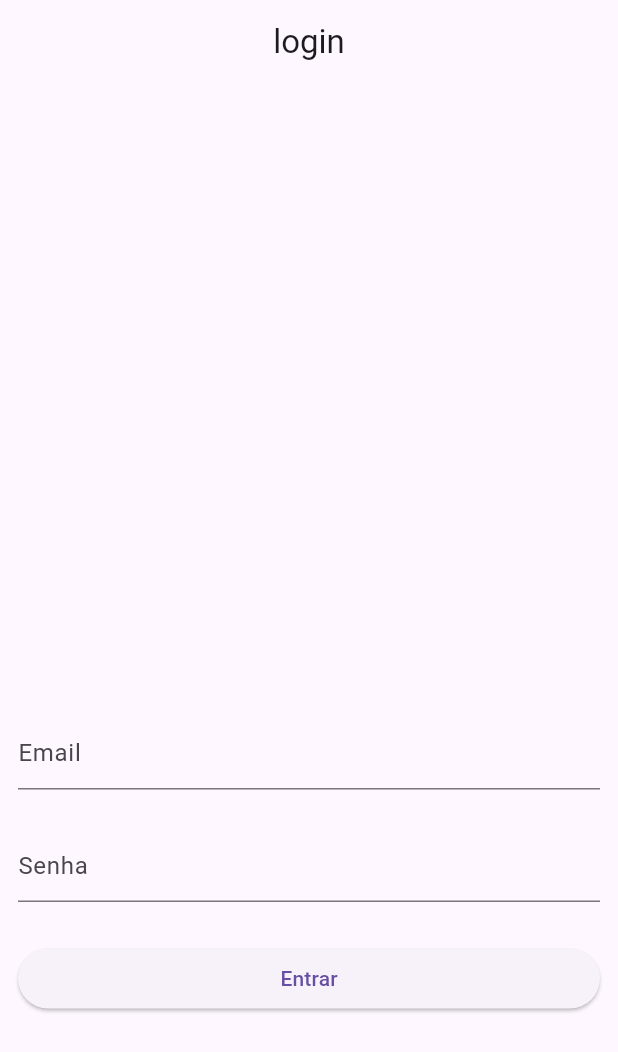
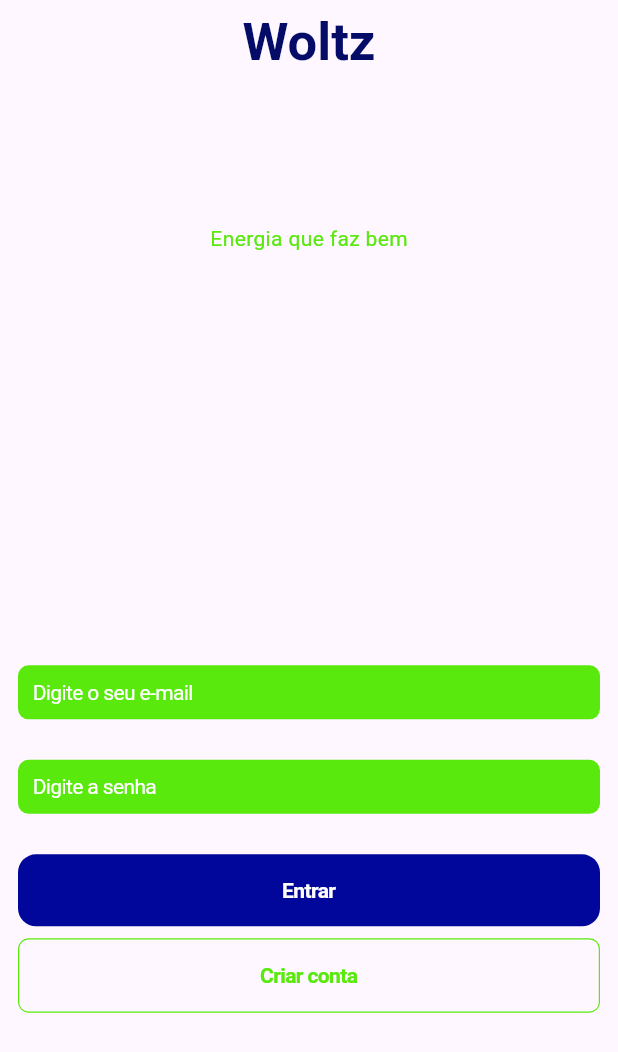
Before and after one commit to Richard-Farias/flutter_teste_demo, a Flutter app: the screen it shows after launch, on a phone screen of 412 x 824 dp. Shown: the top 1052 px of the screen. Run offline on Flutter 3.47's test engine with Material 3 defaults, Android fonts, the phone set to English and light mode, and no system bars; our stand-ins replace get.

Commit message:
Personalização dos botões de tela de login

```diff
--- a/lib/login/login.view.dart
+++ b/lib/login/login.view.dart
@@ -1,7 +1,9 @@
+import 'package:flutter/cupertino.dart';
 import 'package:flutter/material.dart';
 import 'package:get/get.dart';
 import 'package:get/route_manager.dart';
 import 'package:myapp/login/loginView.controller.dart';
+import 'package:myapp/login/widget/criarContaButton.widget.dart';
 import 'package:myapp/login/widget/emailField.widget.dart';
 import 'package:myapp/login/widget/loginButton.widget.dart';
 import 'package:myapp/login/widget/passwordField.widget.dart';
@@ -12,8 +14,27 @@ class loginView extends GetView <LoginController> {
   @override
   Widget build(BuildContext context) {
     return Scaffold(
-      appBar: AppBar(title: const Center(child: Text('login')),),
+      extendBodyBehindAppBar: true, // teste
+      appBar: AppBar(title: const Center(child:
+      Text('Woltz',
+      style: TextStyle(fontSize: 35,fontWeight: FontWeight.bold,color:Color.fromARGB(255, 4, 12, 104)),
+      ),
+       // appBar: AppBar(title: const Center(child: Image(image: NetworkImage(
+      //    "https://cdldivinopolis.com.br/imagens/1318/woltz-economia-de-energia_2552022150590.jpg"
+
+       // ),
+      //    width:40,
+    //    ),
+
+        ),
+
+        elevation: 0,
+        backgroundColor: Colors.transparent,
+
+      ),
+
       body: _body(),
+     //body: bodyTeste(),
     );
   }
 
@@ -23,6 +44,15 @@ class loginView extends GetView <LoginController> {
         shrinkWrap: true,
         padding: const EdgeInsets.all(12),
         children: [
+            Center(
+               child: Text(
+                'Energia que faz bem',
+                style: TextStyle(
+                  color: Color.fromARGB(255, 89, 233, 12),
+                  fontSize: 14,
+                ),
+              ),
+            ),
             SizedBox(
               height: Get.height /3,
             ),
@@ -30,9 +60,38 @@ class loginView extends GetView <LoginController> {
            SizedBox(height: 27,),
            passwordField(),
            SizedBox(height: 27,),
-           LoginButton()
+           LoginButton(),
+           SizedBox(height:8),
+           CriarContaButton()
            ],
+
       ),
     );
   }
+
+
+  bodyTeste(){
+    return Container(
+      decoration: const BoxDecoration(
+        gradient: LinearGradient(
+        colors: [ Color.fromARGB(255, 63, 226, 9),
+        Color.fromARGB(255, 141, 240, 153)],
+        ),
+      ),
+      child: const Column(
+        children: [
+          SizedBox(height: 30,),
+          Text(
+            "Não tem Cadastro? Clique aqui!",
+            style: TextStyle(
+              color: Colors.white
+            ),
+          )
+        ],
+      ),
+
+
+
+    );
+  }
 }
--- a/lib/login/loginView.controller.dart
+++ b/lib/login/loginView.controller.dart
@@ -2,6 +2,7 @@ import 'package:flutter/material.dart';
 import 'package:get/get.dart';
 import 'package:myapp/User_List.dart';
 import 'package:myapp/home/home.view.dart';
+import 'package:myapp/main.dart';
 import 'package:myapp/model/user.model.dart';
 
 
@@ -14,8 +15,8 @@ class LoginController extends GetxController {
   final RxList <User> userList = RxList();
     void onInit(){
       super.onInit();
-      userList.add(User('Riri','123'));
-      userList.add(User('Roro','1234'));
+      userList.add(User('user1','123'));
+      userList.add(User('user2','1234'));
 
   }
 
@@ -54,8 +55,8 @@ class LoginController extends GetxController {
   // }
 
   void login(){
-   Get.to(HomeView());
-  }
+      Get.to(HomeView());
+    }
 
   void error (String error){
     print(error);
--- /dev/null
+++ b/lib/login/widget/criarContaButton.widget.dart
@@ -0,0 +1,30 @@
+import 'package:flutter/cupertino.dart';
+import 'package:flutter/material.dart';
+import 'package:flutter/src/widgets/framework.dart';
+import 'package:get/get_state_manager/src/simple/get_view.dart';
+import 'package:myapp/login/loginView.controller.dart';
+
+class CriarContaButton extends GetView <LoginController>{
+  const CriarContaButton({super.key});
+
+  @override
+  Widget build(BuildContext context) {
+    return Container(
+        width: double.infinity,
+        decoration: BoxDecoration(border: Border.all(color: Color.fromARGB(255, 89, 233, 12),width: 0.8),
+        borderRadius: BorderRadius.circular(7),
+        ),
+
+        child: CupertinoButton(
+          onPressed: () {  },
+          child: const Text("Criar conta",
+          style: TextStyle(color:Color.fromARGB(255, 89, 233, 12),
+          fontSize: 14,
+          fontWeight: FontWeight.w600),
+      ),
+
+      ),
+    );
+  }
+
+}
--- a/lib/login/widget/emailField.widget.dart
+++ b/lib/login/widget/emailField.widget.dart
@@ -1,3 +1,4 @@
+import 'package:flutter/cupertino.dart';
 import 'package:flutter/material.dart';
 import 'package:get/get.dart';
 import 'package:myapp/login/loginView.controller.dart';
@@ -7,10 +8,23 @@ class EmailField extends GetView <LoginController> {
 
   @override
   Widget build(BuildContext context) {
-    return TextField(
-      controller: controller.emailInput,
-      decoration: InputDecoration(hintText: 'Email')
+    return Container(
+        child: CupertinoTextField(
+            controller: controller.emailInput,
+            padding:EdgeInsets.all(10),
+            placeholder: "Digite o seu e-mail",
+            placeholderStyle: TextStyle(color:Colors.white,fontSize: 14),
+            style: TextStyle(color: Colors.black,fontSize: 14),
+            decoration: BoxDecoration(color: Color.fromARGB(255, 89, 233, 12),
+            borderRadius: BorderRadius.all(Radius.circular(7))
+            ),
+           ),
     );
+
+  //  return TextField(
+     // controller: controller.emailInput,
+     // decoration: InputDecoration(hintText: 'Email')
+   // );
 
   }
 }
--- a/lib/login/widget/loginButton.widget.dart
+++ b/lib/login/widget/loginButton.widget.dart
@@ -1,3 +1,4 @@
+import 'package:flutter/cupertino.dart';
 import 'package:flutter/material.dart';
 import 'package:get/get.dart';
 import 'package:myapp/login/loginView.controller.dart';
@@ -7,9 +8,20 @@ class LoginButton extends GetView <LoginController> {
 
   @override
   Widget build(BuildContext context) {
-  return ElevatedButton(
-    onPressed: (){controller.tryToLogin();},
-    child: const Text('Entrar'),
+   return CupertinoButton(
+      onPressed: (){controller.tryToLogin();},
+      color: Color.fromARGB(255, 2, 7, 155),
+      child: const Text(
+        "Entrar",
+        style: TextStyle(
+          color: Colors.white,fontSize: 14,fontWeight: FontWeight.w600
+        ),
+      ),
     );
+
+  //return ElevatedButton(
+  //  onPressed: (){controller.tryToLogin();},
+   // child: const Text('Entrar'),
+  //  );
   }
 }
--- a/lib/login/widget/passwordField.widget.dart
+++ b/lib/login/widget/passwordField.widget.dart
@@ -1,3 +1,4 @@
+import 'package:flutter/cupertino.dart';
 import 'package:flutter/material.dart';
 import 'package:get/get_state_manager/src/simple/get_view.dart';
 import 'package:myapp/login/loginView.controller.dart';
@@ -7,9 +8,19 @@ class passwordField extends GetView <LoginController>{
 
   @override
   Widget build(BuildContext context) {
-    return TextField(
-      controller: controller.passwordInput,
-      decoration: InputDecoration(hintText: 'Senha'),
-    );
+    return CupertinoTextField(
+            controller: controller.passwordInput,
+            padding:EdgeInsets.all(10),
+            placeholder: "Digite a senha",
+            obscureText: true,
+            placeholderStyle: TextStyle(color:Colors.white,fontSize: 14),
+            style: TextStyle(color: Colors.black,fontSize: 14),
+            decoration: BoxDecoration(color: Color.fromARGB(255, 89, 233, 12),
+            borderRadius: BorderRadius.all(Radius.circular(7))),
+           );
+    //return TextField(
+    //  controller: controller.passwordInput,
+   //   decoration: InputDecoration(hintText: 'Senha'),
+    //);
   }
 }
```
